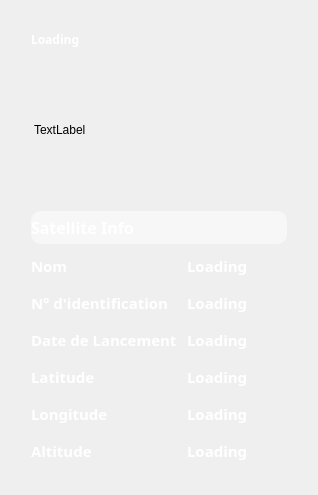
Old version of the form GeoStation_Projet/satellitemozaicwidget.ui in the repository SoheibBiga/GeoStation.
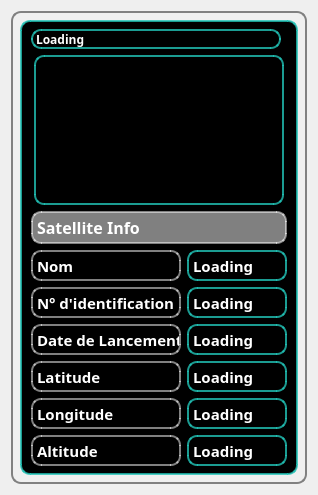
New version of the form. Icons and pictures are not drawn. Custom widgets are drawn as their Qt base class.

Patch:
```diff
--- a/GeoStation_Projet/satellitemozaicwidget.ui
+++ b/GeoStation_Projet/satellitemozaicwidget.ui
@@ -24,7 +24,9 @@
     <widget class="QWidget" name="widget_2" native="true">
      <property name="styleSheet">
       <string notr="true">border-radius: 10px;
-background-image: url(:/Images/atmosphere-cosmos.jpeg);
+background-image: url(:/Images/Background.jpg);
+border: 2px solid grey;
+
 
 </string>
      </property>
@@ -43,6 +45,15 @@
              </color>
             </brush>
            </colorrole>
+           <colorrole role="Button">
+            <brush brushstyle="SolidPattern">
+             <color alpha="255">
+              <red>0</red>
+              <green>0</green>
+              <blue>0</blue>
+             </color>
+            </brush>
+           </colorrole>
            <colorrole role="Text">
             <brush brushstyle="SolidPattern">
              <color alpha="255">
@@ -54,19 +65,19 @@
            </colorrole>
            <colorrole role="Base">
             <brush brushstyle="SolidPattern">
-             <color alpha="128">
-              <red>255</red>
-              <green>255</green>
-              <blue>255</blue>
+             <color alpha="255">
+              <red>0</red>
+              <green>0</green>
+              <blue>0</blue>
              </color>
             </brush>
            </colorrole>
            <colorrole role="Window">
             <brush brushstyle="SolidPattern">
-             <color alpha="128">
-              <red>255</red>
-              <green>255</green>
-              <blue>255</blue>
+             <color alpha="255">
+              <red>0</red>
+              <green>0</green>
+              <blue>0</blue>
              </color>
             </brush>
            </colorrole>
@@ -81,6 +92,15 @@
              </color>
             </brush>
            </colorrole>
+           <colorrole role="Button">
+            <brush brushstyle="SolidPattern">
+             <color alpha="255">
+              <red>0</red>
+              <green>0</green>
+              <blue>0</blue>
+             </color>
+            </brush>
+           </colorrole>
            <colorrole role="Text">
             <brush brushstyle="SolidPattern">
              <color alpha="255">
@@ -92,19 +112,19 @@
            </colorrole>
            <colorrole role="Base">
             <brush brushstyle="SolidPattern">
-             <color alpha="128">
-              <red>255</red>
-              <green>255</green>
-              <blue>255</blue>
+             <color alpha="255">
+              <red>0</red>
+              <green>0</green>
+              <blue>0</blue>
              </color>
             </brush>
            </colorrole>
            <colorrole role="Window">
             <brush brushstyle="SolidPattern">
-             <color alpha="128">
-              <red>255</red>
-              <green>255</green>
-              <blue>255</blue>
+             <color alpha="255">
+              <red>0</red>
+              <green>0</green>
+              <blue>0</blue>
              </color>
             </brush>
            </colorrole>
@@ -119,6 +139,15 @@
              </color>
             </brush>
            </colorrole>
+           <colorrole role="Button">
+            <brush brushstyle="SolidPattern">
+             <color alpha="255">
+              <red>0</red>
+              <green>0</green>
+              <blue>0</blue>
+             </color>
+            </brush>
+           </colorrole>
            <colorrole role="Text">
             <brush brushstyle="SolidPattern">
              <color alpha="255">
@@ -130,19 +159,19 @@
            </colorrole>
            <colorrole role="Base">
             <brush brushstyle="SolidPattern">
-             <color alpha="128">
-              <red>255</red>
-              <green>255</green>
-              <blue>255</blue>
+             <color alpha="255">
+              <red>0</red>
+              <green>0</green>
+              <blue>0</blue>
              </color>
             </brush>
            </colorrole>
            <colorrole role="Window">
             <brush brushstyle="SolidPattern">
-             <color alpha="128">
-              <red>255</red>
-              <green>255</green>
-              <blue>255</blue>
+             <color alpha="255">
+              <red>0</red>
+              <green>0</green>
+              <blue>0</blue>
              </color>
             </brush>
            </colorrole>
@@ -165,7 +194,9 @@
          <bool>false</bool>
         </property>
         <property name="styleSheet">
-         <string notr="true">background-image: url(:/Images/Background.jpg);
+         <string notr="true">background-image: url(none);
+background-color: rgba(0,0,0,1);
+border: 2px solid rgba(34,195,182,0.8) 4px;
 
 
 </string>
@@ -201,6 +232,33 @@
                     </color>
                    </brush>
                   </colorrole>
+                  <colorrole role="Button">
+                   <brush brushstyle="SolidPattern">
+                    <color alpha="255">
+                     <red>0</red>
+                     <green>0</green>
+                     <blue>0</blue>
+                    </color>
+                   </brush>
+                  </colorrole>
+                  <colorrole role="Base">
+                   <brush brushstyle="SolidPattern">
+                    <color alpha="255">
+                     <red>0</red>
+                     <green>0</green>
+                     <blue>0</blue>
+                    </color>
+                   </brush>
+                  </colorrole>
+                  <colorrole role="Window">
+                   <brush brushstyle="SolidPattern">
+                    <color alpha="255">
+                     <red>0</red>
+                     <green>0</green>
+                     <blue>0</blue>
+                    </color>
+                   </brush>
+                  </colorrole>
                  </active>
                  <inactive>
                   <colorrole role="WindowText">
@@ -212,6 +270,33 @@
                     </color>
                    </brush>
                   </colorrole>
+                  <colorrole role="Button">
+                   <brush brushstyle="SolidPattern">
+                    <color alpha="255">
+                     <red>0</red>
+                     <green>0</green>
+                     <blue>0</blue>
+                    </color>
+                   </brush>
+                  </colorrole>
+                  <colorrole role="Base">
+                   <brush brushstyle="SolidPattern">
+                    <color alpha="255">
+                     <red>0</red>
+                     <green>0</green>
+                     <blue>0</blue>
+                    </color>
+                   </brush>
+                  </colorrole>
+                  <colorrole role="Window">
+                   <brush brushstyle="SolidPattern">
+                    <color alpha="255">
+                     <red>0</red>
+                     <green>0</green>
+                     <blue>0</blue>
+                    </color>
+                   </brush>
+                  </colorrole>
                  </inactive>
                  <disabled>
                   <colorrole role="WindowText">
@@ -223,6 +308,33 @@
                     </color>
                    </brush>
                   </colorrole>
+                  <colorrole role="Button">
+                   <brush brushstyle="SolidPattern">
+                    <color alpha="255">
+                     <red>0</red>
+                     <green>0</green>
+                     <blue>0</blue>
+                    </color>
+                   </brush>
+                  </colorrole>
+                  <colorrole role="Base">
+                   <brush brushstyle="SolidPattern">
+                    <color alpha="255">
+                     <red>0</red>
+                     <green>0</green>
+                     <blue>0</blue>
+                    </color>
+                   </brush>
+                  </colorrole>
+                  <colorrole role="Window">
+                   <brush brushstyle="SolidPattern">
+                    <color alpha="255">
+                     <red>0</red>
+                     <green>0</green>
+                     <blue>0</blue>
+                    </color>
+                   </brush>
+                  </colorrole>
                  </disabled>
                 </palette>
                </property>
@@ -512,7 +624,8 @@
                   </font>
                  </property>
                  <property name="styleSheet">
-                  <string notr="true"/>
+                  <string notr="true">background-color: url(none);
+border-color: rgba(255, 255, 255, 128);</string>
                  </property>
                  <property name="frameShape">
                   <enum>QFrame::Box</enum>
@@ -588,6 +701,10 @@
                    <bold>true</bold>
                   </font>
                  </property>
+                 <property name="styleSheet">
+                  <string>background-color: url(none);
+border-color: rgba(255, 255, 255, 128);</string>
+                 </property>
                  <property name="frameShape">
                   <enum>QFrame::Box</enum>
                  </property>
@@ -662,6 +779,10 @@
                    <bold>true</bold>
                   </font>
                  </property>
+                 <property name="styleSheet">
+                  <string>background-color: url(none);
+border-color: rgba(255, 255, 255, 128);</string>
+                 </property>
                  <property name="frameShape">
                   <enum>QFrame::Box</enum>
                  </property>
@@ -736,6 +857,10 @@
                    <bold>true</bold>
                   </font>
                  </property>
+                 <property name="styleSheet">
+                  <string>background-color: url(none);
+border-color: rgba(255, 255, 255, 128);</string>
+                 </property>
                  <property name="frameShape">
                   <enum>QFrame::Box</enum>
                  </property>
@@ -810,6 +935,10 @@
                    <bold>true</bold>
                   </font>
                  </property>
+                 <property name="styleSheet">
+                  <string>background-color: url(none);
+border-color: rgba(255, 255, 255, 128);</string>
+                 </property>
                  <property name="frameShape">
                   <enum>QFrame::Box</enum>
                  </property>
@@ -884,6 +1013,10 @@
                    <bold>true</bold>
                   </font>
                  </property>
+                 <property name="styleSheet">
+                  <string>background-color: url(none);
+border-color: rgba(255, 255, 255, 128);</string>
+                 </property>
                  <property name="frameShape">
                   <enum>QFrame::Box</enum>
                  </property>
@@ -930,10 +1063,10 @@
                     </colorrole>
                     <colorrole role="Button">
                      <brush brushstyle="SolidPattern">
-                      <color alpha="128">
-                       <red>255</red>
-                       <green>255</green>
-                       <blue>255</blue>
+                      <color alpha="255">
+                       <red>0</red>
+                       <green>0</green>
+                       <blue>0</blue>
                       </color>
                      </brush>
                     </colorrole>
@@ -1002,19 +1135,19 @@
                     </colorrole>
                     <colorrole role="Base">
                      <brush brushstyle="SolidPattern">
-                      <color alpha="128">
-                       <red>255</red>
-                       <green>255</green>
-                       <blue>255</blue>
+                      <color alpha="255">
+                       <red>0</red>
+                       <green>0</green>
+                       <blue>0</blue>
                       </color>
                      </brush>
                     </colorrole>
                     <colorrole role="Window">
                      <brush brushstyle="SolidPattern">
-                      <color alpha="128">
-                       <red>255</red>
-                       <green>255</green>
-                       <blue>255</blue>
+                      <color alpha="255">
+                       <red>0</red>
+                       <green>0</green>
+                       <blue>0</blue>
                       </color>
                      </brush>
                     </colorrole>
@@ -1067,10 +1200,10 @@
                     </colorrole>
                     <colorrole role="Button">
                      <brush brushstyle="SolidPattern">
-                      <color alpha="128">
-                       <red>255</red>
-                       <green>255</green>
-                       <blue>255</blue>
+                      <color alpha="255">
+                       <red>0</red>
+                       <green>0</green>
+                       <blue>0</blue>
                       </color>
                      </brush>
                     </colorrole>
@@ -1139,19 +1272,19 @@
                     </colorrole>
                     <colorrole role="Base">
                      <brush brushstyle="SolidPattern">
-                      <color alpha="128">
-                       <red>255</red>
-                       <green>255</green>
-                       <blue>255</blue>
+                      <color alpha="255">
+                       <red>0</red>
+                       <green>0</green>
+                       <blue>0</blue>
                       </color>
                      </brush>
                     </colorrole>
                     <colorrole role="Window">
                      <brush brushstyle="SolidPattern">
-                      <color alpha="128">
-                       <red>255</red>
-                       <green>255</green>
-                       <blue>255</blue>
+                      <color alpha="255">
+                       <red>0</red>
+                       <green>0</green>
+                       <blue>0</blue>
                       </color>
                      </brush>
                     </colorrole>
@@ -1204,10 +1337,10 @@
                     </colorrole>
                     <colorrole role="Button">
                      <brush brushstyle="SolidPattern">
-                      <color alpha="128">
-                       <red>255</red>
-                       <green>255</green>
-                       <blue>255</blue>
+                      <color alpha="255">
+                       <red>0</red>
+                       <green>0</green>
+                       <blue>0</blue>
                       </color>
                      </brush>
                     </colorrole>
@@ -1276,19 +1409,19 @@
                     </colorrole>
                     <colorrole role="Base">
                      <brush brushstyle="SolidPattern">
-                      <color alpha="128">
-                       <red>255</red>
-                       <green>255</green>
-                       <blue>255</blue>
+                      <color alpha="255">
+                       <red>0</red>
+                       <green>0</green>
+                       <blue>0</blue>
                       </color>
                      </brush>
                     </colorrole>
                     <colorrole role="Window">
                      <brush brushstyle="SolidPattern">
-                      <color alpha="128">
-                       <red>255</red>
-                       <green>255</green>
-                       <blue>255</blue>
+                      <color alpha="255">
+                       <red>0</red>
+                       <green>0</green>
+                       <blue>0</blue>
                       </color>
                      </brush>
                     </colorrole>
@@ -1389,6 +1522,33 @@
                       </color>
                      </brush>
                     </colorrole>
+                    <colorrole role="Button">
+                     <brush brushstyle="SolidPattern">
+                      <color alpha="255">
+                       <red>0</red>
+                       <green>0</green>
+                       <blue>0</blue>
+                      </color>
+                     </brush>
+                    </colorrole>
+                    <colorrole role="Base">
+                     <brush brushstyle="SolidPattern">
+                      <color alpha="255">
+                       <red>0</red>
+                       <green>0</green>
+                       <blue>0</blue>
+                      </color>
+                     </brush>
+                    </colorrole>
+                    <colorrole role="Window">
+                     <brush brushstyle="SolidPattern">
+                      <color alpha="255">
+                       <red>0</red>
+                       <green>0</green>
+                       <blue>0</blue>
+                      </color>
+                     </brush>
+                    </colorrole>
                    </active>
                    <inactive>
                     <colorrole role="WindowText">
@@ -1400,6 +1560,33 @@
                       </color>
                      </brush>
                     </colorrole>
+                    <colorrole role="Button">
+                     <brush brushstyle="SolidPattern">
+                      <color alpha="255">
+                       <red>0</red>
+                       <green>0</green>
+                       <blue>0</blue>
+                      </color>
+                     </brush>
+                    </colorrole>
+                    <colorrole role="Base">
+                     <brush brushstyle="SolidPattern">
+                      <color alpha="255">
+                       <red>0</red>
+                       <green>0</green>
+                       <blue>0</blue>
+                      </color>
+                     </brush>
+                    </colorrole>
+                    <colorrole role="Window">
+                     <brush brushstyle="SolidPattern">
+                      <color alpha="255">
+                       <red>0</red>
+                       <green>0</green>
+                       <blue>0</blue>
+                      </color>
+                     </brush>
+                    </colorrole>
                    </inactive>
                    <disabled>
                     <colorrole role="WindowText">
@@ -1411,6 +1598,33 @@
                       </color>
                      </brush>
                     </colorrole>
+                    <colorrole role="Button">
+                     <brush brushstyle="SolidPattern">
+                      <color alpha="255">
+                       <red>0</red>
+                       <green>0</green>
+                       <blue>0</blue>
+                      </color>
+                     </brush>
+                    </colorrole>
+                    <colorrole role="Base">
+                     <brush brushstyle="SolidPattern">
+                      <color alpha="255">
+                       <red>0</red>
+                       <green>0</green>
+                       <blue>0</blue>
+                      </color>
+                     </brush>
+                    </colorrole>
+                    <colorrole role="Window">
+                     <brush brushstyle="SolidPattern">
+                      <color alpha="255">
+                       <red>0</red>
+                       <green>0</green>
+                       <blue>0</blue>
+                      </color>
+                     </brush>
+                    </colorrole>
                    </disabled>
                   </palette>
                  </property>
@@ -1463,6 +1677,33 @@
                       </color>
                      </brush>
                     </colorrole>
+                    <colorrole role="Button">
+                     <brush brushstyle="SolidPattern">
+                      <color alpha="255">
+                       <red>0</red>
+                       <green>0</green>
+                       <blue>0</blue>
+                      </color>
+                     </brush>
+                    </colorrole>
+                    <colorrole role="Base">
+                     <brush brushstyle="SolidPattern">
+                      <color alpha="255">
+                       <red>0</red>
+                       <green>0</green>
+                       <blue>0</blue>
+                      </color>
+                     </brush>
+                    </colorrole>
+                    <colorrole role="Window">
+                     <brush brushstyle="SolidPattern">
+                      <color alpha="255">
+                       <red>0</red>
+                       <green>0</green>
+                       <blue>0</blue>
+                      </color>
+                     </brush>
+                    </colorrole>
                    </active>
                    <inactive>
                     <colorrole role="WindowText">
@@ -1474,6 +1715,33 @@
                       </color>
                      </brush>
                     </colorrole>
+                    <colorrole role="Button">
+                     <brush brushstyle="SolidPattern">
+                      <color alpha="255">
+                       <red>0</red>
+                       <green>0</green>
+                       <blue>0</blue>
+                      </color>
+                     </brush>
+                    </colorrole>
+                    <colorrole role="Base">
+                     <brush brushstyle="SolidPattern">
+                      <color alpha="255">
+                       <red>0</red>
+                       <green>0</green>
+                       <blue>0</blue>
+                      </color>
+                     </brush>
+                    </colorrole>
+                    <colorrole role="Window">
+                     <brush brushstyle="SolidPattern">
+                      <color alpha="255">
+                       <red>0</red>
+                       <green>0</green>
+                       <blue>0</blue>
+                      </color>
+                     </brush>
+                    </colorrole>
                    </inactive>
                    <disabled>
                     <colorrole role="WindowText">
@@ -1485,6 +1753,33 @@
                       </color>
                      </brush>
                     </colorrole>
+                    <colorrole role="Button">
+                     <brush brushstyle="SolidPattern">
+                      <color alpha="255">
+                       <red>0</red>
+                       <green>0</green>
+                       <blue>0</blue>
+                      </color>
+                     </brush>
+                    </colorrole>
+                    <colorrole role="Base">
+                     <brush brushstyle="SolidPattern">
+                      <color alpha="255">
+                       <red>0</red>
+                       <green>0</green>
+                       <blue>0</blue>
+                      </color>
+                     </brush>
+                    </colorrole>
+                    <colorrole role="Window">
+                     <brush brushstyle="SolidPattern">
+                      <color alpha="255">
+                       <red>0</red>
+                       <green>0</green>
+                       <blue>0</blue>
+                      </color>
+                     </brush>
+                    </colorrole>
                    </disabled>
                   </palette>
                  </property>
@@ -1537,6 +1832,33 @@
                       </color>
                      </brush>
                     </colorrole>
+                    <colorrole role="Button">
+                     <brush brushstyle="SolidPattern">
+                      <color alpha="255">
+                       <red>0</red>
+                       <green>0</green>
+                       <blue>0</blue>
+                      </color>
+                     </brush>
+                    </colorrole>
+                    <colorrole role="Base">
+                     <brush brushstyle="SolidPattern">
+                      <color alpha="255">
+                       <red>0</red>
+                       <green>0</green>
+                       <blue>0</blue>
+                      </color>
+                     </brush>
+                    </colorrole>
+                    <colorrole role="Window">
+                     <brush brushstyle="SolidPattern">
+                      <color alpha="255">
+                       <red>0</red>
+                       <green>0</green>
+                       <blue>0</blue>
+                      </color>
+                     </brush>
+                    </colorrole>
                    </active>
                    <inactive>
                     <colorrole role="WindowText">
@@ -1548,6 +1870,33 @@
                       </color>
                      </brush>
                     </colorrole>
+                    <colorrole role="Button">
+                     <brush brushstyle="SolidPattern">
+                      <color alpha="255">
+                       <red>0</red>
+                       <green>0</green>
+                       <blue>0</blue>
+                      </color>
+                     </brush>
+                    </colorrole>
+                    <colorrole role="Base">
+                     <brush brushstyle="SolidPattern">
+                      <color alpha="255">
+                       <red>0</red>
+                       <green>0</green>
+                       <blue>0</blue>
+                      </color>
+                     </brush>
+                    </colorrole>
+                    <colorrole role="Window">
+                     <brush brushstyle="SolidPattern">
+                      <color alpha="255">
+                       <red>0</red>
+                       <green>0</green>
+                       <blue>0</blue>
+                      </color>
+                     </brush>
+                    </colorrole>
                    </inactive>
                    <disabled>
                     <colorrole role="WindowText">
@@ -1559,6 +1908,33 @@
                       </color>
                      </brush>
                     </colorrole>
+                    <colorrole role="Button">
+                     <brush brushstyle="SolidPattern">
+                      <color alpha="255">
+                       <red>0</red>
+                       <green>0</green>
+                       <blue>0</blue>
+                      </color>
+                     </brush>
+                    </colorrole>
+                    <colorrole role="Base">
+                     <brush brushstyle="SolidPattern">
+                      <color alpha="255">
+                       <red>0</red>
+                       <green>0</green>
+                       <blue>0</blue>
+                      </color>
+                     </brush>
+                    </colorrole>
+                    <colorrole role="Window">
+                     <brush brushstyle="SolidPattern">
+                      <color alpha="255">
+                       <red>0</red>
+                       <green>0</green>
+                       <blue>0</blue>
+                      </color>
+                     </brush>
+                    </colorrole>
                    </disabled>
                   </palette>
                  </property>
@@ -1611,6 +1987,33 @@
                       </color>
                      </brush>
                     </colorrole>
+                    <colorrole role="Button">
+                     <brush brushstyle="SolidPattern">
+                      <color alpha="255">
+                       <red>0</red>
+                       <green>0</green>
+                       <blue>0</blue>
+                      </color>
+                     </brush>
+                    </colorrole>
+                    <colorrole role="Base">
+                     <brush brushstyle="SolidPattern">
+                      <color alpha="255">
+                       <red>0</red>
+                       <green>0</green>
+                       <blue>0</blue>
+                      </color>
+                     </brush>
+                    </colorrole>
+                    <colorrole role="Window">
+                     <brush brushstyle="SolidPattern">
+                      <color alpha="255">
+                       <red>0</red>
+                       <green>0</green>
+                       <blue>0</blue>
+                      </color>
+                     </brush>
+                    </colorrole>
                    </active>
                    <inactive>
                     <colorrole role="WindowText">
@@ -1622,6 +2025,33 @@
                       </color>
                      </brush>
                     </colorrole>
+                    <colorrole role="Button">
+                     <brush brushstyle="SolidPattern">
+                      <color alpha="255">
+                       <red>0</red>
+                       <green>0</green>
+                       <blue>0</blue>
+                      </color>
+                     </brush>
+                    </colorrole>
+                    <colorrole role="Base">
+                     <brush brushstyle="SolidPattern">
+                      <color alpha="255">
+                       <red>0</red>
+                       <green>0</green>
+                       <blue>0</blue>
+                      </color>
+                     </brush>
+                    </colorrole>
+                    <colorrole role="Window">
+                     <brush brushstyle="SolidPattern">
+                      <color alpha="255">
+                       <red>0</red>
+                       <green>0</green>
+                       <blue>0</blue>
+                      </color>
+                     </brush>
+                    </colorrole>
                    </inactive>
                    <disabled>
                     <colorrole role="WindowText">
@@ -1633,6 +2063,33 @@
                       </color>
                      </brush>
                     </colorrole>
+                    <colorrole role="Button">
+                     <brush brushstyle="SolidPattern">
+                      <color alpha="255">
+                       <red>0</red>
+                       <green>0</green>
+                       <blue>0</blue>
+                      </color>
+                     </brush>
+                    </colorrole>
+                    <colorrole role="Base">
+                     <brush brushstyle="SolidPattern">
+                      <color alpha="255">
+                       <red>0</red>
+                       <green>0</green>
+                       <blue>0</blue>
+                      </color>
+                     </brush>
+                    </colorrole>
+                    <colorrole role="Window">
+                     <brush brushstyle="SolidPattern">
+                      <color alpha="255">
+                       <red>0</red>
+                       <green>0</green>
+                       <blue>0</blue>
+                      </color>
+                     </brush>
+                    </colorrole>
                    </disabled>
                   </palette>
                  </property>
@@ -1685,6 +2142,33 @@
                       </color>
                      </brush>
                     </colorrole>
+                    <colorrole role="Button">
+                     <brush brushstyle="SolidPattern">
+                      <color alpha="255">
+                       <red>0</red>
+                       <green>0</green>
+                       <blue>0</blue>
+                      </color>
+                     </brush>
+                    </colorrole>
+                    <colorrole role="Base">
+                     <brush brushstyle="SolidPattern">
+                      <color alpha="255">
+                       <red>0</red>
+                       <green>0</green>
+                       <blue>0</blue>
+                      </color>
+                     </brush>
+                    </colorrole>
+                    <colorrole role="Window">
+                     <brush brushstyle="SolidPattern">
+                      <color alpha="255">
+                       <red>0</red>
+                       <green>0</green>
+                       <blue>0</blue>
+                      </color>
+                     </brush>
+                    </colorrole>
                    </active>
                    <inactive>
                     <colorrole role="WindowText">
@@ -1696,6 +2180,33 @@
                       </color>
                      </brush>
                     </colorrole>
+                    <colorrole role="Button">
+                     <brush brushstyle="SolidPattern">
+                      <color alpha="255">
+                       <red>0</red>
+                       <green>0</green>
+                       <blue>0</blue>
+                      </color>
+                     </brush>
+                    </colorrole>
+                    <colorrole role="Base">
+                     <brush brushstyle="SolidPattern">
+                      <color alpha="255">
+                       <red>0</red>
+                       <green>0</green>
+                       <blue>0</blue>
+                      </color>
+                     </brush>
+                    </colorrole>
+                    <colorrole role="Window">
+                     <brush brushstyle="SolidPattern">
+                      <color alpha="255">
+                       <red>0</red>
+                       <green>0</green>
+                       <blue>0</blue>
+                      </color>
+                     </brush>
+                    </colorrole>
                    </inactive>
                    <disabled>
                     <colorrole role="WindowText">
@@ -1707,6 +2218,33 @@
                       </color>
                      </brush>
                     </colorrole>
+                    <colorrole role="Button">
+                     <brush brushstyle="SolidPattern">
+                      <color alpha="255">
+                       <red>0</red>
+                       <green>0</green>
+                       <blue>0</blue>
+                      </color>
+                     </brush>
+                    </colorrole>
+                    <colorrole role="Base">
+                     <brush brushstyle="SolidPattern">
+                      <color alpha="255">
+                       <red>0</red>
+                       <green>0</green>
+                       <blue>0</blue>
+                      </color>
+                     </brush>
+                    </colorrole>
+                    <colorrole role="Window">
+                     <brush brushstyle="SolidPattern">
+                      <color alpha="255">
+                       <red>0</red>
+                       <green>0</green>
+                       <blue>0</blue>
+                      </color>
+                     </brush>
+                    </colorrole>
                    </disabled>
                   </palette>
                  </property>
```
